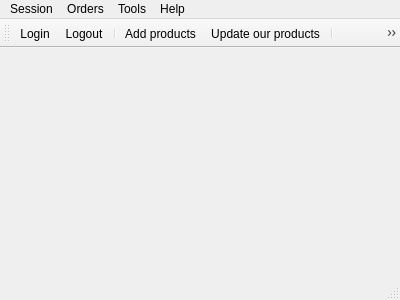
This is centralwindow.ui in iamOgunyinka/TragelPC as Qt 5 draws it before an edit. The edited form follows.
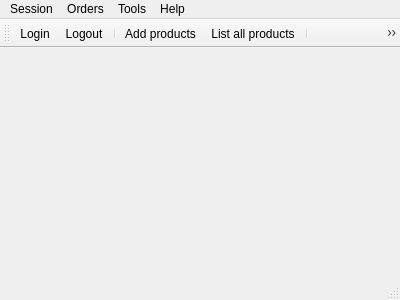
This is the edited form. Icons and pictures are not drawn.

What changed in the file:
```diff
--- a/centralwindow.ui
+++ b/centralwindow.ui
@@ -106,12 +106,16 @@
    <addaction name="actionLogout"/>
    <addaction name="separator"/>
    <addaction name="actionAdd_products"/>
-   <addaction name="actionUpdate_product"/>
+   <addaction name="actionList_all_products"/>
+   <addaction name="separator"/>
+   <addaction name="actionOrders"/>
+   <addaction name="actionShow_all_orders"/>
    <addaction name="separator"/>
    <addaction name="actionAdd_user"/>
    <addaction name="actionAdd_administrator"/>
    <addaction name="separator"/>
    <addaction name="actionSettings"/>
+   <addaction name="separator"/>
   </widget>
   <widget class="QStatusBar" name="statusBar"/>
   <action name="actionLogin">
@@ -146,15 +150,6 @@
     <string>Add products</string>
    </property>
   </action>
-  <action name="actionUpdate_product">
-   <property name="icon">
-    <iconset resource="images.qrc">
-     <normaloff>:/all_images/images/update-icon.png</normaloff>:/all_images/images/update-icon.png</iconset>
-   </property>
-   <property name="text">
-    <string>Update our products</string>
-   </property>
-  </action>
   <action name="actionList_all_products">
    <property name="text">
     <string>List all products</string>
```
Left out of the diff: 4 changed lines with no effect on the pictures.
